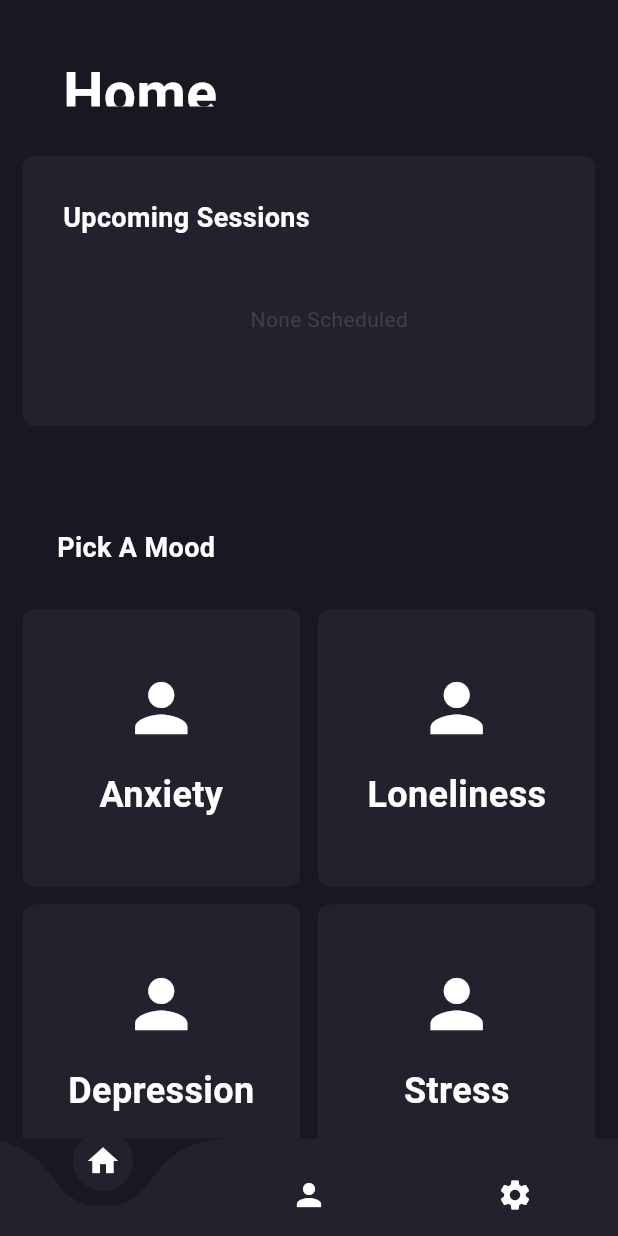
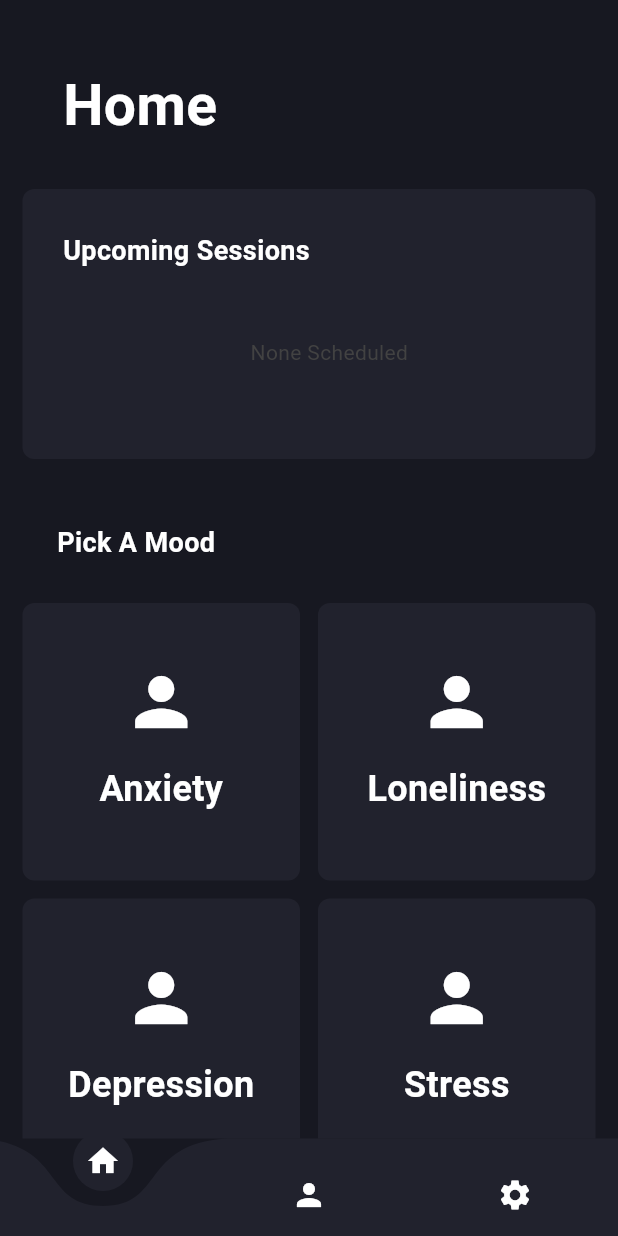
Before and after one commit to ishit16/heal-chat, a Flutter app: the HomeScreen screen opened by its route, on a phone screen of 412 x 824 dp. Run offline on Flutter 3.47's test engine with Material 3 defaults, Android fonts, the phone set to English and light mode, and no system bars; drawn by our look-alikes of curved_navigation_bar; our stand-ins replace flutter_svg, go_router, google_fonts.

Commit message:
FIX: Fixed Home Screen Padding

```diff
--- a/lib/constants/ui_constants/header.dart
+++ b/lib/constants/ui_constants/header.dart
@@ -9,7 +9,7 @@ class Header extends StatelessWidget {
   @override
   Widget build(BuildContext context) {
     return SizedBox(
-      height: 42,
+      height: 76,
       child: Row(
         mainAxisAlignment: MainAxisAlignment.spaceBetween,
         children: [
--- a/lib/features/home/view/home_screen.dart
+++ b/lib/features/home/view/home_screen.dart
@@ -22,11 +22,11 @@ class HomeScreen extends StatelessWidget {
                 ),
               ),
               SizedBox(
-                height: 30,
+                height: 18,
               ),
               UpcomingSession(),
               SizedBox(
-                height: 60,
+                height: 18,
               ),
               Padding(
                 padding: EdgeInsets.only(left: 20),
@@ -36,7 +36,7 @@ class HomeScreen extends StatelessWidget {
                 ),
               ),
               SizedBox(
-                height: 20,
+                height: 2,
               ),
               MoodCard(),
             ],
```
Also changed, not shown: pubspec.lock.
